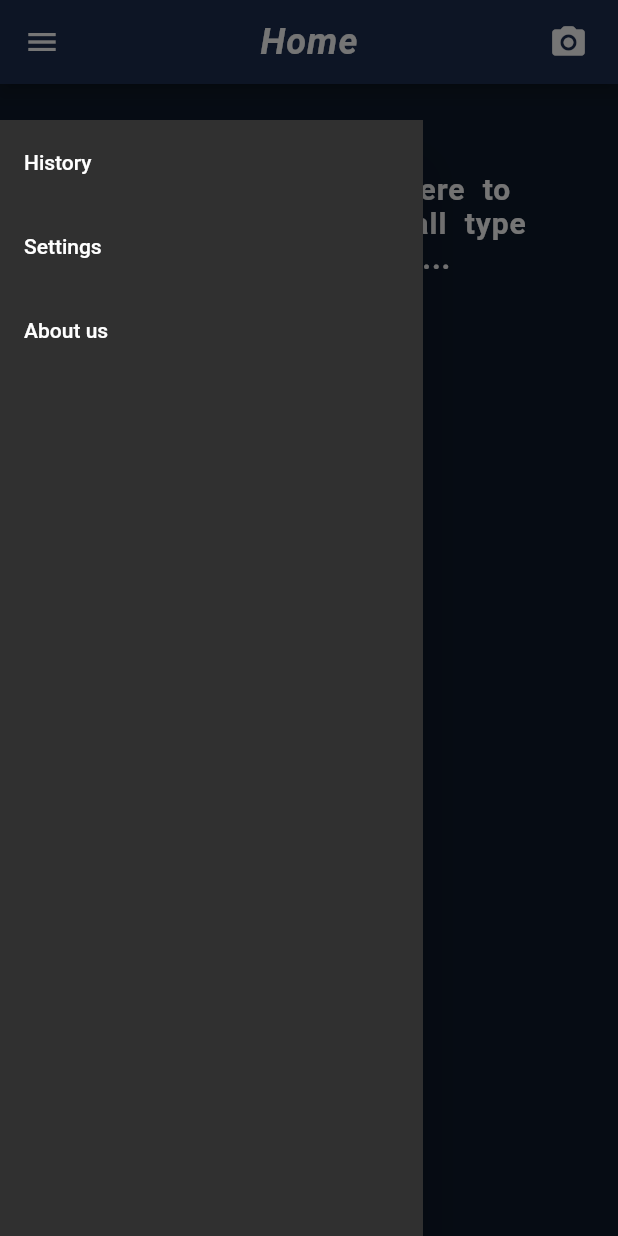
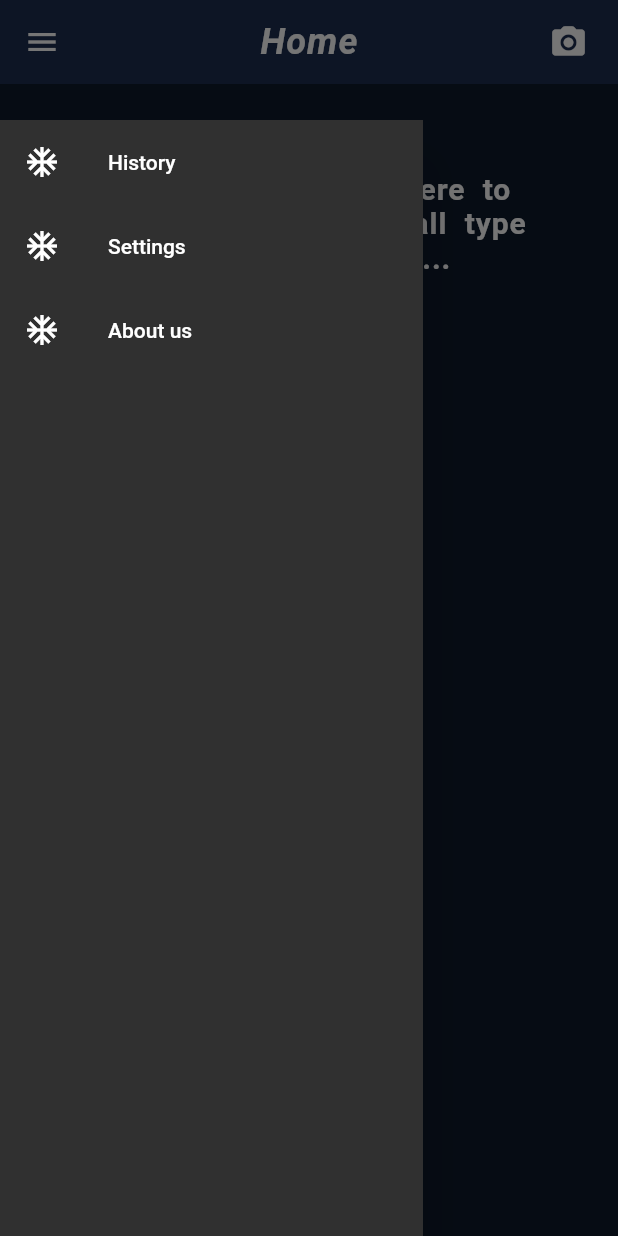
Before and after one commit to TayyabAsghar/Erkenner, a Flutter app: the screen it shows after launch, with the side drawer open, on a phone screen of 412 x 824 dp. Run offline on Flutter 3.47's test engine with Material 2 defaults, Android fonts, the light colour scheme and no system bars; our stand-ins replace camera, hive; accounts and stored records are empty.

Commit message:
Before trying to pass the text of provider class

```diff
--- a/lib/main.dart
+++ b/lib/main.dart
@@ -3,11 +3,11 @@ import 'package:flutter/material.dart';
 import 'package:provider/provider.dart';
 import 'package:erkenner/screens/home.dart';
 import 'package:erkenner/screens/scan.dart';
+import 'package:erkenner/models/theme.dart';
 import 'package:erkenner/screens/about.dart';
+import 'package:erkenner/screens/history.dart';
 import 'package:erkenner/screens/settings.dart';
-import 'package:erkenner/screens/history.dart';
 import 'package:path_provider/path_provider.dart' as pathProvider;
-import 'package:erkenner/models/theme.dart';
 
 void main() async {
   WidgetsFlutterBinding.ensureInitialized();
@@ -21,28 +21,11 @@ void main() async {
 
   runApp(ChangeNotifierProvider(
     create: (_) => ThemeProvider(isLightTheme: isLightTheme),
-    child: AppStart(),
+    child: Erkenner(),
   ));
 }
 
-// to ensure we have the themeProvider before the app starts lets make a few more changes.
-
-class AppStart extends StatelessWidget {
-  const AppStart({Key key}) : super(key: key);
-
-  @override
-  Widget build(BuildContext context) {
-    ThemeProvider themeProvider = Provider.of<ThemeProvider>(context);
-    return Erkenner(
-      themeProvider: themeProvider,
-    );
-  }
-}
-
-class Erkenner extends StatefulWidget with WidgetsBindingObserver {
-  final themeProvider;
-
-  const Erkenner({Key key, @required this.themeProvider}) : super(key: key);
+class Erkenner extends StatefulWidget {
   @override
   _ErkennerState createState() => _ErkennerState();
 }
@@ -51,7 +34,8 @@ class _ErkennerState extends State<Erkenner> {
   // This widget is the root of your application.
   @override
   Widget build(BuildContext context) {
-    final ThemeProvider themeProvider = Provider.of<ThemeProvider>(context);
+    final themeProvider = Provider.of<ThemeProvider>(context);
+
     return MaterialApp(
       debugShowCheckedModeBanner: false,
       theme: themeProvider.getTheme,
--- a/lib/models/theme.dart
+++ b/lib/models/theme.dart
@@ -5,8 +5,10 @@ import 'package:hive/hive.dart';
 
 class ThemeProvider with ChangeNotifier {
   bool isLightTheme;
+  int fontSize;
 
   ThemeProvider({this.isLightTheme});
+  //ThemeProvider({this.fontSize});
 
   ThemeData light = ThemeData.light().copyWith(
     visualDensity: VisualDensity.adaptivePlatformDensity,
@@ -33,12 +35,13 @@ class ThemeProvider with ChangeNotifier {
   );
 
   ThemeData get getTheme {
-    getCurrentStatusNavigationBarColor(); // to manage the status bar color when app opens each time.
+    // Setting the Status/Navigation Bar color for every time app is open.
+    applyStatusNavigationBarColor();
     return isLightTheme ? light : dark;
   }
 
   // the code below is to manage the status bar color when the theme changes
-  getCurrentStatusNavigationBarColor() {
+  applyStatusNavigationBarColor() {
     if (isLightTheme)
       SystemChrome.setSystemUIOverlayStyle(SystemUiOverlayStyle(
         statusBarColor: Colors.transparent,
@@ -58,10 +61,20 @@ class ThemeProvider with ChangeNotifier {
   }
 
   toggleThemeData() async {
-    final settings = await Hive.openBox('settings');
+    final settings =
+        await Hive.openBox('settings'); // Storing the data on local device
     settings.put('isLightTheme', !isLightTheme);
     isLightTheme = !isLightTheme;
-    getCurrentStatusNavigationBarColor();
+    applyStatusNavigationBarColor();
+    notifyListeners();
+  }
+
+  toggleThemeFontSize() async {
+    final settings =
+        await Hive.openBox('settings'); // Storing the data on local device
+    settings.put('fontSize', !isLightTheme);
+    isLightTheme = !isLightTheme;
+    applyStatusNavigationBarColor();
     notifyListeners();
   }
 }
--- a/lib/screens/home.dart
+++ b/lib/screens/home.dart
@@ -10,19 +10,24 @@ class _HomeState extends State<Home> {
   Widget build(BuildContext context) {
     return Scaffold(
       appBar: AppBar(
+        elevation: 0,
         centerTitle: true,
-        title: Text("Home",
+        title: Text(
+          "Home",
           style: TextStyle(
               color: Colors.white,
               fontSize: 24,
               fontWeight: FontWeight.bold,
               letterSpacing: 0.6,
-                fontStyle: FontStyle.italic)),
+              fontStyle: FontStyle.italic),
+        ),
         actions: <Widget>[
           IconButton(
-            icon: Icon(Icons.camera_alt_rounded),
+            icon: Icon(
+              Icons.camera_alt_rounded,
               color: Colors.white,
-            iconSize: 26,
+              size: 26,
+            ),
             alignment: Alignment.centerRight,
             padding: EdgeInsets.only(right: 20),
             onPressed: () => Navigator.pushNamed(context, '/scan'),
@@ -40,6 +45,7 @@ class _HomeState extends State<Home> {
             padding: EdgeInsets.zero,
             children: <Widget>[
               ListTile(
+                leading: Icon(Icons.ac_unit),
                 title: Text('History'),
                 onTap: () {
                   Navigator.pop(context);
@@ -47,6 +53,7 @@ class _HomeState extends State<Home> {
                 },
               ),
               ListTile(
+                leading: Icon(Icons.ac_unit),
                 title: Text('Settings'),
                 onTap: () {
                   Navigator.pop(context);
@@ -54,6 +61,7 @@ class _HomeState extends State<Home> {
                 },
               ),
               ListTile(
+                leading: Icon(Icons.ac_unit),
                 title: Text('About us'),
                 onTap: () {
                   Navigator.pop(context);
```
Also changed, not shown: lib/screens/about.dart (+7 -8 lines), lib/screens/history.dart (+30 -1 lines), lib/screens/scan.dart (+9 -15 lines), lib/screens/settings.dart (+10 -9 lines), 1 other file. Lines whose indentation alone changed are shown as unchanged.
